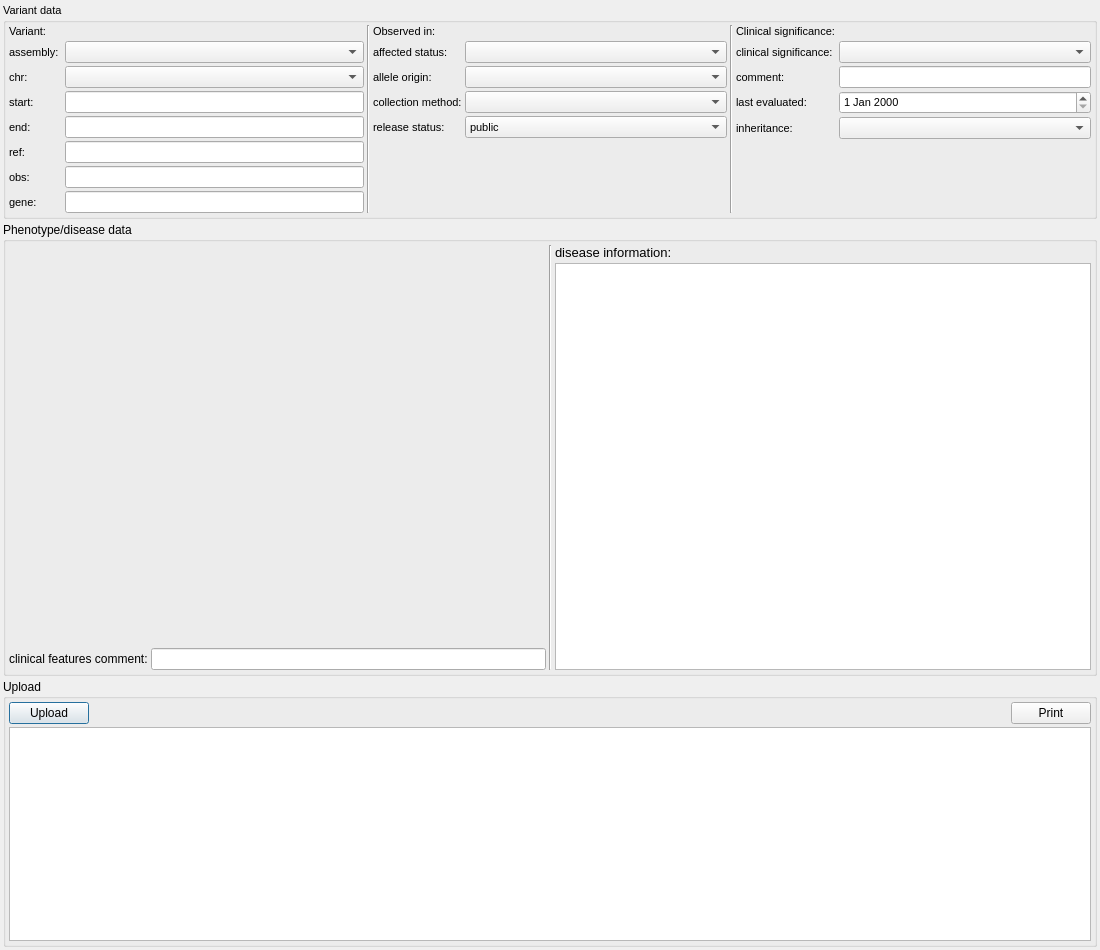
imgag/ngs-bits, file src/GSvar/ClinvarUploadDialog.ui: the form before one commit.
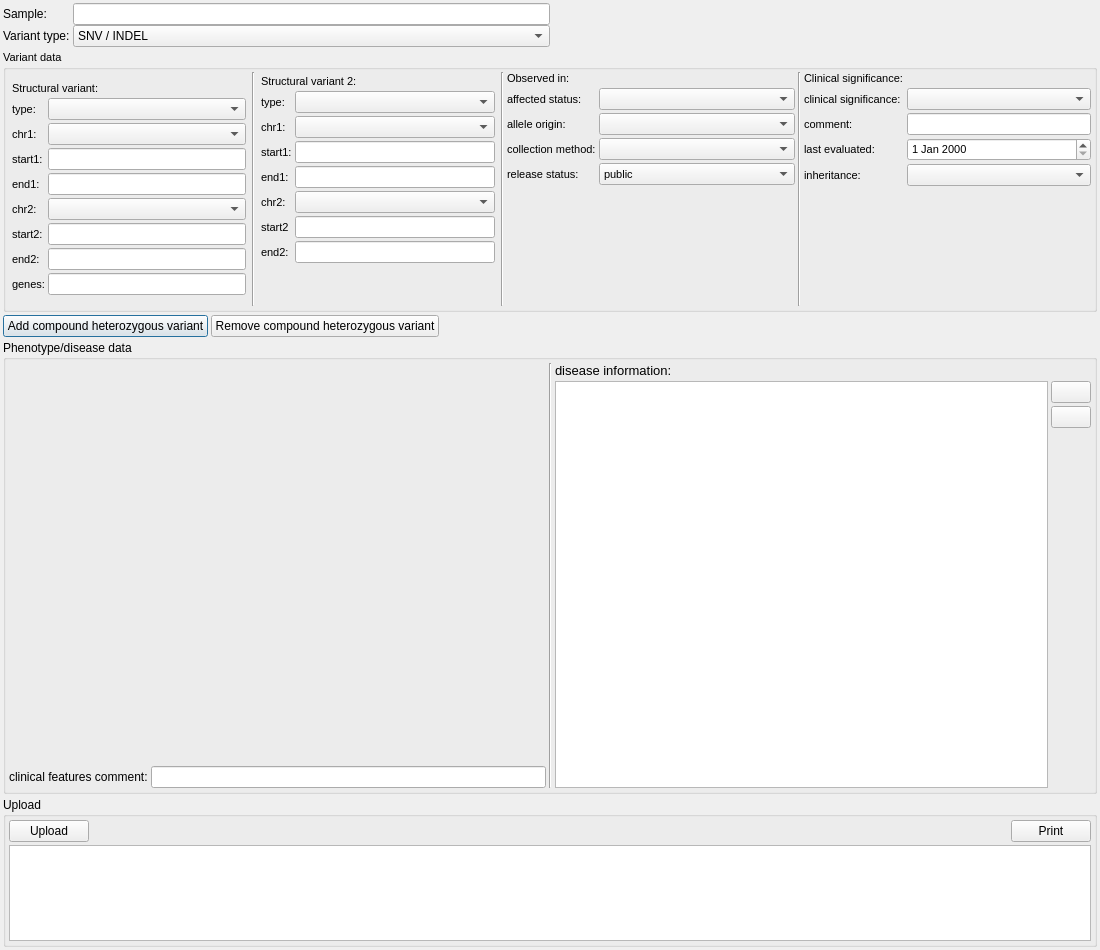
The form after the commit. The open tabs and pages were chosen to show the change. Icons and pictures are not drawn. Custom widgets are drawn as their Qt base class.

Commit message: ClinVar upload API update (#361)

```diff
--- a/src/GSvar/ClinvarUploadDialog.ui
+++ b/src/GSvar/ClinvarUploadDialog.ui
@@ -19,7 +19,7 @@
   <property name="windowTitle">
    <string>ClinVar variant publication</string>
   </property>
-  <layout class="QVBoxLayout" name="verticalLayout_3" stretch="0,1,1">
+  <layout class="QVBoxLayout" name="verticalLayout_3" stretch="0,0,0,1,1">
    <property name="spacing">
     <number>3</number>
    </property>
@@ -35,6 +35,80 @@
    <property name="bottomMargin">
     <number>3</number>
    </property>
+   <item>
+    <widget class="QWidget" name="w_var_type" native="true">
+     <layout class="QHBoxLayout" name="horizontalLayout_5">
+      <property name="spacing">
+       <number>0</number>
+      </property>
+      <property name="leftMargin">
+       <number>0</number>
+      </property>
+      <property name="topMargin">
+       <number>0</number>
+      </property>
+      <property name="rightMargin">
+       <number>0</number>
+      </property>
+      <property name="bottomMargin">
+       <number>0</number>
+      </property>
+      <item>
+       <layout class="QFormLayout" name="formLayout">
+        <item row="0" column="0">
+         <widget class="QLabel" name="label_49">
+          <property name="text">
+           <string>Sample:</string>
+          </property>
+         </widget>
+        </item>
+        <item row="0" column="1">
+         <widget class="DBSelector" name="le_sample"/>
+        </item>
+        <item row="1" column="0">
+         <widget class="QLabel" name="label_14">
+          <property name="text">
+           <string>Variant type: </string>
+          </property>
+         </widget>
+        </item>
+        <item row="1" column="1">
+         <widget class="QComboBox" name="cb_var_type">
+          <item>
+           <property name="text">
+            <string>SNV / INDEL</string>
+           </property>
+          </item>
+          <item>
+           <property name="text">
+            <string>CNV</string>
+           </property>
+          </item>
+          <item>
+           <property name="text">
+            <string>SV</string>
+           </property>
+          </item>
+         </widget>
+        </item>
+       </layout>
+      </item>
+      <item>
+       <spacer name="horizontalSpacer_3">
+        <property name="orientation">
+         <enum>Qt::Horizontal</enum>
+        </property>
+        <property name="sizeHint" stdset="0">
+         <size>
+          <width>40</width>
+          <height>20</height>
+         </size>
+        </property>
+       </spacer>
+      </item>
+     </layout>
+    </widget>
+   </item>
    <item>
     <widget class="QGroupBox" name="groupBox_3">
      <property name="font">
@@ -50,7 +124,7 @@
      <property name="flat">
       <bool>true</bool>
      </property>
-     <layout class="QHBoxLayout" name="horizontalLayout_2" stretch="1,0,1,0,1">
+     <layout class="QHBoxLayout" name="horizontalLayout_2" stretch="0,0,0,0,1,0,1">
       <property name="spacing">
        <number>3</number>
       </property>
@@ -67,176 +141,730 @@
        <number>3</number>
       </property>
       <item>
-       <layout class="QGridLayout" name="gridLayout">
-        <property name="spacing">
-         <number>3</number>
+       <widget class="QStackedWidget" name="sw_var1">
+        <property name="minimumSize">
+         <size>
+          <width>240</width>
+          <height>0</height>
+         </size>
         </property>
-        <item row="5" column="0">
-         <widget class="QLabel" name="label_39">
-          <property name="font">
-           <font>
-            <pointsize>8</pointsize>
-            <weight>50</weight>
-            <bold>false</bold>
-           </font>
+        <property name="maximumSize">
+         <size>
+          <width>16777215</width>
+          <height>220</height>
+         </size>
+        </property>
+        <property name="currentIndex">
+         <number>0</number>
+        </property>
+        <widget class="QWidget" name="p_snv1">
+         <layout class="QGridLayout" name="gridLayout_2">
+          <property name="leftMargin">
+           <number>3</number>
           </property>
-          <property name="text">
-           <string>ref:</string>
+          <property name="topMargin">
+           <number>3</number>
           </property>
-         </widget>
-        </item>
-        <item row="4" column="0">
-         <widget class="QLabel" name="label_38">
-          <property name="font">
-           <font>
-            <pointsize>8</pointsize>
-            <weight>50</weight>
-            <bold>false</bold>
-           </font>
+          <property name="rightMargin">
+           <number>3</number>
           </property>
-          <property name="text">
-           <string>end:</string>
+          <property name="bottomMargin">
+           <number>3</number>
           </property>
-         </widget>
-        </item>
-        <item row="1" column="0">
-         <widget class="QLabel" name="label_4">
-          <property name="font">
-           <font>
-            <pointsize>8</pointsize>
-            <weight>50</weight>
-            <bold>false</bold>
-           </font>
+          <property name="spacing">
+           <number>3</number>
           </property>
-          <property name="text">
-           <string>assembly:</string>
+          <item row="1" column="0">
+           <widget class="QLabel" name="label_2">
+            <property name="font">
+             <font>
+              <pointsize>8</pointsize>
+              <weight>50</weight>
+              <bold>false</bold>
+             </font>
+            </property>
+            <property name="text">
+             <string>chr:</string>
+            </property>
+           </widget>
+          </item>
+          <item row="3" column="0">
+           <widget class="QLabel" name="label_38">
+            <property name="font">
+             <font>
+              <pointsize>8</pointsize>
+              <weight>50</weight>
+              <bold>false</bold>
+             </font>
+            </property>
+            <property name="text">
+             <string>end:</string>
+            </property>
+           </widget>
+          </item>
+          <item row="5" column="0">
+           <widget class="QLabel" name="label_40">
+            <property name="font">
+             <font>
+              <pointsize>8</pointsize>
+              <weight>50</weight>
+              <bold>false</bold>
+             </font>
+            </property>
+            <property name="text">
+             <string>obs:</string>
+            </property>
+           </widget>
+          </item>
+          <item row="6" column="0">
+           <widget class="QLabel" name="label_5">
+            <property name="font">
+             <font>
+              <pointsize>8</pointsize>
+             </font>
+            </property>
+            <property name="text">
+             <string>genes:</string>
+            </property>
+           </widget>
+          </item>
+          <item row="3" column="1">
+           <widget class="QLineEdit" name="le_end_snv1">
+            <property name="toolTip">
+             <string>The stop location for the reference allele in chromosome coordinates.</string>
+            </property>
+           </widget>
+          </item>
+          <item row="2" column="0">
+           <widget class="QLabel" name="label_37">
+            <property name="font">
+             <font>
+              <pointsize>8</pointsize>
+              <weight>50</weight>
+              <bold>false</bold>
+             </font>
+            </property>
+            <property name="text">
+             <string>start:</string>
+            </property>
+           </widget>
+          </item>
+          <item row="4" column="0">
+           <widget class="QLabel" name="label_39">
+            <property name="font">
+             <font>
+              <pointsize>8</pointsize>
+              <weight>50</weight>
+              <bold>false</bold>
+             </font>
+            </property>
+            <property name="text">
+             <string>ref:</string>
+            </property>
+           </widget>
+          </item>
+          <item row="1" column="1">
+           <widget class="QComboBox" name="cb_chr_snv1">
+            <property name="maximumSize">
+             <size>
+              <width>16777215</width>
+              <height>16777215</height>
+             </size>
+            </property>
+            <property name="toolTip">
+             <string>The chromosome for the location of the variant. Values are 1-22, X, Y, and MT. If the location is pseudoautosomal, submit on X and  ClinVar will calculate the Y location.</string>
+            </property>
+           </widget>
+          </item>
+          <item row="2" column="1">
+           <widget class="QLineEdit" name="le_start_snv1">
+            <property name="toolTip">
+             <string>The start location for the reference allele in chromosome coordinates. </string>
+            </property>
+           </widget>
+          </item>
+          <item row="4" column="1">
+           <widget class="QLineEdit" name="le_ref_snv1">
+            <property name="toolTip">
+             <string>The reference allele for the submitted variant. </string>
+            </property>
+           </widget>
+          </item>
+          <item row="6" column="1">
+           <widget class="QLineEdit" name="le_genes_snv1">
+            <property name="toolTip">
+             <string>Gene symbol should be provided only to indicate the gene-disease relationship supporting the variant interpretation. </string>
+            </property>
+           </widget>
+          </item>
+          <item row="5" column="1">
+           <widget class="QLineEdit" name="le_obs_snv1">
+            <property name="toolTip">
+             <string>The alternate allele for the submitted variant. </string>
+            </property>
+           </widget>
+          </item>
+          <item row="0" column="0" colspan="2">
+           <widget class="QLabel" name="label">
+            <property name="font">
+             <font>
+              <pointsize>8</pointsize>
+              <weight>50</weight>
+              <bold>false</bold>
+             </font>
+            </property>
+            <property name="text">
+             <string>Small variant:</string>
+            </property>
+           </widget>
+          </item>
+          <item row="7" column="1">
+           <spacer name="verticalSpacer_5">
+            <property name="orientation">
+             <enum>Qt::Vertical</enum>
+            </property>
+            <property name="sizeHint" stdset="0">
+             <size>
+              <width>20</width>
+              <height>40</height>
+             </size>
+            </property>
+           </spacer>
+          </item>
+         </layout>
+        </widget>
+        <widget class="QWidget" name="p_cnv1">
+         <layout class="QGridLayout" name="gridLayout_7">
+          <property name="leftMargin">
+           <number>3</number>
           </property>
-         </widget>
-        </item>
-        <item row="6" column="2">
-         <widget class="QLineEdit" name="le_obs">
-          <property name="toolTip">
-           <string>The alternate allele for the submitted variant. </string>
+          <property name="topMargin">
+           <number>3</number>
           </property>
-         </widget>
-        </item>
-        <item row="1" column="2">
-         <widget class="QComboBox" name="cb_assembly">
-          <property name="toolTip">
-           <string>The genome assembly that was used to call the variant.</string>
+          <property name="rightMargin">
+           <number>3</number>
           </property>
-         </widget>
-        </item>
-        <item row="4" column="2">
-         <widget class="QLineEdit" name="le_end">
-          <property name="toolTip">
-           <string>The stop location for the reference allele in chromosome coordinates.</string>
+          <property name="bottomMargin">
+           <number>0</number>
           </property>
-         </widget>
-        </item>
-        <item row="3" column="2">
-         <widget class="QLineEdit" name="le_start">
-          <property name="toolTip">
-           <string>The start location for the reference allele in chromosome coordinates. </string>
+          <property name="spacing">
+           <number>3</number>
           </property>
-         </widget>
-        </item>
-        <item row="2" column="0">
-         <widget class="QLabel" name="label_2">
-          <property name="font">
-           <font>
-            <pointsize>8</pointsize>
-            <weight>50</weight>
-            <bold>false</bold>
-           </font>
+          <item row="1" column="1">
+           <widget class="QComboBox" name="cb_chr_cnv1"/>
+          </item>
+          <item row="2" column="1">
+           <widget class="QLineEdit" name="le_start_cnv1"/>
+          </item>
+          <item row="5" column="1">
+           <widget class="QLineEdit" name="le_rcn_cnv1"/>
+          </item>
+          <item row="3" column="1">
+           <widget class="QLineEdit" name="le_end_cnv1"/>
+          </item>
+          <item row="4" column="1">
+           <widget class="QLineEdit" name="le_cn_cnv1"/>
+          </item>
+          <item row="1" column="0">
+           <widget class="QLabel" name="label_32">
+            <property name="text">
+             <string>chr:</string>
+            </property>
+           </widget>
+          </item>
+          <item row="2" column="0">
+           <widget class="QLabel" name="label_33">
+            <property name="text">
+             <string>start:</string>
+            </property>
+           </widget>
+          </item>
+          <item row="4" column="0">
+           <widget class="QLabel" name="label_36">
+            <property name="text">
+             <string>cn:</string>
+            </property>
+           </widget>
+          </item>
+          <item row="3" column="0">
+           <widget class="QLabel" name="label_35">
+            <property name="text">
+             <string>end:</string>
+            </property>
+           </widget>
+          </item>
+          <item row="7" column="1">
+           <spacer name="verticalSpacer_3">
+            <property name="orientation">
+             <enum>Qt::Vertical</enum>
+            </property>
+            <property name="sizeHint" stdset="0">
+             <size>
+              <width>20</width>
+              <height>40</height>
+             </size>
+            </property>
+           </spacer>
+          </item>
+          <item row="0" column="0" colspan="2">
+           <widget class="QLabel" name="label_31">
+            <property name="text">
+             <string>Copy number variant:</string>
+            </property>
+           </widget>
+          </item>
+          <item row="5" column="0">
+           <widget class="QLabel" name="label_41">
+            <property name="text">
+             <string>ref cn:</string>
+            </property>
+           </widget>
+          </item>
+          <item row="6" column="1">
+           <widget class="QLineEdit" name="le_genes_cnv1"/>
+          </item>
+          <item row="6" column="0">
+           <widget class="QLabel" name="label_42">
+            <property name="text">
+             <string>genes:</string>
+            </property>
+           </widget>
+          </item>
+         </layout>
+        </widget>
+        <widget class="QWidget" name="p_sv1">
+         <layout class="QGridLayout" name="gridLayout_6">
+          <property name="leftMargin">
+           <number>3</number>
           </property>
-          <property name="text">
-           <string>chr:</string>
+          <property name="topMargin">
+           <number>3</number>
           </property>
-         </widget>
-        </item>
-        <item row="7" column="2">
-         <widget class="QLineEdit" name="le_gene">
-          <property name="toolTip">
-           <string>Gene symbol should be provided only to indicate the gene-disease relationship supporting the variant interpretation. </string>
+          <property name="rightMargin">
+           <number>3</number>
           </property>
-         </widget>
-        </item>
-        <item row="5" column="2">
-         <widget class="QLineEdit" name="le_ref">
-          <property name="toolTip">
-           <string>The reference allele for the submitted variant. </string>
+          <property name="bottomMargin">
+           <number>3</number>
           </property>
-         </widget>
-        </item>
-        <item row="6" column="0">
-         <widget class="QLabel" name="label_40">
-          <property name="font">
-           <font>
-            <pointsize>8</pointsize>
-            <weight>50</weight>
-            <bold>false</bold>
-           </font>
+          <property name="spacing">
+           <number>3</number>
           </property>
-          <property name="text">
-           <string>obs:</string>
+          <item row="4" column="0">
+           <widget class="QLabel" name="label_22">
+            <property name="text">
+             <string>end1:</string>
+            </property>
+           </widget>
+          </item>
+          <item row="4" column="1">
+           <widget class="QLineEdit" name="le_end1_sv1"/>
+          </item>
+          <item row="3" column="1">
+           <widget class="QLineEdit" name="le_start1_sv1"/>
+          </item>
+          <item row="0" column="0" colspan="2">
+           <widget class="QLabel" name="label_4">
+            <property name="maximumSize">
+             <size>
+              <width>16777215</width>
+              <height>16777215</height>
+             </size>
+            </property>
+            <property name="text">
+             <string>Structural variant:</string>
+            </property>
+           </widget>
+          </item>
+          <item row="9" column="0">
+           <widget class="QLabel" name="label_23">
+            <property name="text">
+             <string>end2:</string>
+            </property>
+           </widget>
+          </item>
+          <item row="1" column="0">
+           <widget class="QLabel" name="label_7">
+            <property name="text">
+             <string>type:</string>
+            </property>
+           </widget>
+          </item>
+          <item row="2" column="0">
+           <widget class="QLabel" name="label_15">
+            <property name="text">
+             <string>chr1:</string>
+            </property>
+           </widget>
+          </item>
+          <item row="6" column="1">
+           <widget class="QComboBox" name="cb_chr2_sv1"/>
+          </item>
+          <item row="6" column="0">
+           <widget class="QLabel" name="label_24">
+            <property name="text">
+             <string>chr2:</string>
+            </property>
+           </widget>
+          </item>
+          <item row="3" column="0">
+           <widget class="QLabel" name="label_16">
+            <property name="text">
+             <string>start1:</string>
+            </property>
+           </widget>
+          </item>
+          <item row="11" column="0">
+           <widget class="QLabel" name="label_28">
+            <property name="text">
+             <string>genes:</string>
+            </property>
+           </widget>
+          </item>
+          <item row="2" column="1">
+           <widget class="QComboBox" name="cb_chr1_sv1"/>
+          </item>
+          <item row="1" column="1">
+           <widget class="QComboBox" name="cb_type_sv1"/>
+          </item>
+          <item row="9" column="1">
+           <widget class="QLineEdit" name="le_end2_sv1"/>
+          </item>
+          <item row="12" column="1">
+           <spacer name="verticalSpacer_8">
+            <property name="orientation">
+             <enum>Qt::Vertical</enum>
+            </property>
+            <property name="sizeHint" stdset="0">
+             <size>
+              <width>20</width>
+              <height>40</height>
+             </size>
+            </property>
+           </spacer>
+          </item>
+          <item row="11" column="1">
+           <widget class="QLineEdit" name="le_genes_sv1"/>
+          </item>
+          <item row="7" column="1">
+           <widget class="QLineEdit" name="le_start2_sv1"/>
+          </item>
+          <item row="7" column="0">
+           <widget class="QLabel" name="label_21">
+            <property name="text">
+             <string>start2:</string>
+            </property>
+           </widget>
+          </item>
+         </layout>
+        </widget>
+       </widget>
+      </item>
+      <item>
+       <widget class="Line" name="l_comp_het">
+        <property name="orientation">
+         <enum>Qt::Vertical</enum>
+        </property>
+       </widget>
+      </item>
+      <item>
+       <widget class="QStackedWidget" name="sw_var2">
+        <property name="minimumSize">
+         <size>
+          <width>240</width>
+          <height>0</height>
+         </size>
+        </property>
+        <property name="currentIndex">
+         <number>0</number>
+        </property>
+        <widget class="QWidget" name="p_snv2">
+         <layout class="QGridLayout" name="gridLayout">
+          <property name="leftMargin">
+           <number>3</number>
           </property>
-         </widget>
-        </item>
-        <item row="3" column="0">
-         <widget class="QLabel" name="label_37">
-          <property name="font">
-           <font>
-            <pointsize>8</pointsize>
-            <weight>50</weight>
-            <bold>false</bold>
-           </font>
+          <property name="topMargin">
+           <number>3</number>
           </property>
-          <property name="text">
-           <string>start:</string>
+          <property name="rightMargin">
+           <number>3</number>
           </property>
-         </widget>
-        </item>
-        <item row="2" column="2">
-         <widget class="QComboBox" name="cb_chr">
-          <property name="maximumSize">
-           <size>
-            <width>16777215</width>
-            <height>16777215</height>
-           </size>
+          <property name="bottomMargin">
+           <number>3</number>
           </property>
-          <property name="toolTip">
-           <string>The chromosome for the location of the variant. Values are 1-22, X, Y, and MT. If the location is pseudoautosomal, submit on X and  ClinVar will calculate the Y location.</string>
+          <property name="spacing">
+           <number>3</number>
           </property>
-         </widget>
-        </item>
-        <item row="7" column="0">
-         <widget class="QLabel" name="label_5">
-          <property name="font">
-           <font>
-            <pointsize>8</pointsize>
-           </font>
+          <item row="0" column="0" colspan="2">
+           <widget class="QLabel" name="label_3">
+            <property name="text">
+             <string>Small variant 2:</string>
+            </property>
+           </widget>
+          </item>
+          <item row="2" column="1">
+           <widget class="QLineEdit" name="le_start_snv2"/>
+          </item>
+          <item row="5" column="0">
+           <widget class="QLabel" name="label_13">
+            <property name="text">
+             <string>obs:</string>
+            </property>
+           </widget>
+          </item>
+          <item row="4" column="1">
+           <widget class="QLineEdit" name="le_ref_snv2"/>
+          </item>
+          <item row="1" column="0">
+           <widget class="QLabel" name="label_8">
+            <property name="text">
+             <string>chr:</string>
+            </property>
+           </widget>
+          </item>
+          <item row="2" column="0">
+           <widget class="QLabel" name="label_9">
+            <property name="text">
+             <string>start:</string>
+            </property>
+           </widget>
+          </item>
+          <item row="4" column="0">
+           <widget class="QLabel" name="label_12">
+            <property name="text">
+             <string>ref</string>
+            </property>
+           </widget>
+          </item>
+          <item row="3" column="1">
+           <widget class="QLineEdit" name="le_end_snv2"/>
+          </item>
+          <item row="5" column="1">
+           <widget class="QLineEdit" name="le_obs_snv2"/>
+          </item>
+          <item row="3" column="0">
+           <widget class="QLabel" name="label_11">
+            <property name="text">
+             <string>end:</string>
+            </property>
+           </widget>
+          </item>
+          <item row="1" column="1">
+           <widget class="QComboBox" name="cb_chr_snv2"/>
+          </item>
+          <item row="6" column="1">
+           <spacer name="verticalSpacer_4">
+            <property name="orientation">
+             <enum>Qt::Vertical</enum>
+            </property>
+            <property name="sizeHint" stdset="0">
+             <size>
+              <width>20</width>
+              <height>40</height>
+             </size>
+            </property>
+           </spacer>
+          </item>
+         </layout>
+        </widget>
+        <widget class="QWidget" name="p_cnv2">
+         <layout class="QGridLayout" name="gridLayout_8">
+          <property name="leftMargin">
+           <number>3</number>
           </property>
-          <property name="text">
-           <string>gene:</string>
+          <property name="topMargin">
+           <number>3</number>
           </property>
-         </widget>
-        </item>
-        <item row="0" column="0" colspan="3">
-         <widget class="QLabel" name="label">
-          <property name="font">
-           <font>
-            <pointsize>8</pointsize>
-            <weight>50</weight>
-            <bold>false</bold>
-           </font>
+          <property name="rightMargin">
+           <number>3</number>
           </property>
-          <property name="text">
-           <string>Variant:</string>
+          <property name="bottomMargin">
+           <number>3</number>
           </property>
-         </widget>
-        </item>
-       </layout>
+          <property name="spacing">
+           <number>3</number>
+          </property>
+          <item row="2" column="0">
+           <widget class="QLabel" name="label_45">
+            <property name="text">
+             <string>start:</string>
+            </property>
+           </widget>
+          </item>
+          <item row="3" column="0">
+           <widget class="QLabel" name="label_46">
+            <property name="text">
+             <string>end:</string>
+            </property>
+           </widget>
+          </item>
+          <item row="0" column="0" colspan="2">
+           <widget class="QLabel" name="label_43">
+            <property name="text">
+             <string>Copy number varaint 2:</string>
+            </property>
+           </widget>
+          </item>
+          <item row="1" column="0">
+           <widget class="QLabel" name="label_44">
+            <property name="text">
+             <string>chr:</string>
+            </property>
+           </widget>
+          </item>
+          <item row="1" column="1">
+           <widget class="QComboBox" name="cb_chr_cnv2"/>
+          </item>
+          <item row="4" column="0">
+           <widget class="QLabel" name="label_47">
+            <property name="text">
+             <string>cn:</string>
+            </property>
+           </widget>
+          </item>
+          <item row="4" column="1">
+           <widget class="QLineEdit" name="le_cn_cnv2"/>
+          </item>
+          <item row="3" column="1">
+           <widget class="QLineEdit" name="le_end_cnv2"/>
+          </item>
+          <item row="2" column="1">
+           <widget class="QLineEdit" name="le_start_cnv2"/>
+          </item>
+          <item row="5" column="0">
+           <widget class="QLabel" name="label_48">
+            <property name="text">
+             <string>ref cn:</string>
+            </property>
+           </widget>
+          </item>
+          <item row="5" column="1">
+           <widget class="QLineEdit" name="le_rcn_cnv2"/>
+          </item>
+          <item row="6" column="1">
+           <spacer name="verticalSpacer_6">
+            <property name="orientation">
+             <enum>Qt::Vertical</enum>
+            </property>
+            <property name="sizeHint" stdset="0">
+             <size>
+              <width>20</width>
+              <height>40</height>
+             </size>
+            </property>
+           </spacer>
+          </item>
+         </layout>
+        </widget>
+        <widget class="QWidget" name="p_sv2">
+         <layout class="QGridLayout" name="gridLayout_9">
+          <property name="leftMargin">
+           <number>3</number>
+          </property>
+          <property name="topMargin">
+           <number>3</number>
+          </property>
+          <property name="rightMargin">
+           <number>3</number>
+          </property>
+          <property name="bottomMargin">
+           <number>3</number>
+          </property>
+          <property name="spacing">
+           <number>3</number>
+          </property>
+          <item row="1" column="0">
+           <widget class="QLabel" name="label_51">
+            <property name="text">
+             <string>type:</string>
+            </property>
+           </widget>
+          </item>
+          <item row="3" column="1">
+           <widget class="QLineEdit" name="le_start1_sv2"/>
+          </item>
+          <item row="2" column="0">
+           <widget class="QLabel" name="label_52">
+            <property name="text">
+             <string>chr1:</string>
+            </property>
+           </widget>
+          </item>
+          <item row="2" column="1">
+           <widget class="QComboBox" name="cb_chr1_sv2"/>
+          </item>
+          <item row="0" column="0" colspan="2">
+           <widget class="QLabel" name="label_50">
+            <property name="text">
+             <string>Structural variant 2:</string>
+            </property>
+           </widget>
+          </item>
+          <item row="1" column="1">
+           <widget class="QComboBox" name="cb_type_sv2"/>
+          </item>
+          <item row="8" column="1">
+           <widget class="QLineEdit" name="le_end2_sv2"/>
+          </item>
+          <item row="6" column="0">
+           <widget class="QLabel" name="label_55">
+            <property name="text">
+             <string>chr2:</string>
+            </property>
+           </widget>
+          </item>
+          <item row="3" column="0">
+           <widget class="QLabel" name="label_53">
+            <property name="text">
+             <string>start1:</string>
+            </property>
+           </widget>
+          </item>
+          <item row="6" column="1">
+           <widget class="QComboBox" name="cb_chr2_sv2"/>
+          </item>
+          <item row="8" column="0">
+           <widget class="QLabel" name="label_57">
+            <property name="text">
+             <string>end2:</string>
+            </property>
+           </widget>
+          </item>
+          <item row="9" column="1">
+           <spacer name="verticalSpacer_7">
+            <property name="orientation">
+             <enum>Qt::Vertical</enum>
+            </property>
+            <property name="sizeHint" stdset="0">
+             <size>
+              <width>20</width>
+              <height>40</height>
+             </size>
+            </property>
+           </spacer>
+          </item>
+          <item row="4" column="0">
+           <widget class="QLabel" name="label_56">
+            <property name="text">
+             <string>end1:</string>
+            </property>
+           </widget>
+          </item>
+          <item row="4" column="1">
+           <widget class="QLineEdit" name="le_end1_sv2"/>
+          </item>
+          <item row="7" column="0">
+           <widget class="QLabel" name="label_54">
+            <property name="text">
+             <string>start2</string>
+            </property>
+           </widget>
+          </item>
+          <item row="7" column="1">
+           <widget class="QLineEdit" name="le_start2_sv2"/>
+          </item>
+         </layout>
+        </widget>
+       </widget>
       </item>
       <item>
        <widget class="Line" name="line">
@@ -246,7 +874,7 @@
        </widget>
       </item>
       <item>
-       <layout class="QGridLayout" name="gridLayout_5">
+       <layout class="QGridLayout" name="gl_observed_in">
         <item row="1" column="0">
          <widget class="QLabel" name="label_26">
           <property name="font">
@@ -387,7 +1015,7 @@
        </widget>
       </item>
       <item>
-       <layout class="QGridLayout" name="gridLayout_3">
+       <layout class="QGridLayout" name="gl_clinc_sig">
         <property name="spacing">
          <number>3</number>
         </property>
@@ -490,7 +1118,38 @@
     </widget>
    </item>
    <item>
-    <widget class="QGroupBox" name="groupBox_2">
+    <layout class="QHBoxLayout" name="horizontalLayout_4">
+     <item>
+      <widget class="QPushButton" name="add_comphet_btn">
+       <property name="text">
+        <string>Add compound heterozygous variant</string>
+       </property>
+      </widget>
+     </item>
+     <item>
+      <widget class="QPushButton" name="remove_comphet_btn">
+       <property name="text">
+        <string>Remove compound heterozygous variant</string>
+       </property>
+      </widget>
+     </item>
+     <item>
+      <spacer name="horizontalSpacer_2">
+       <property name="orientation">
+        <enum>Qt::Horizontal</enum>
+       </property>
+       <property name="sizeHint" stdset="0">
+        <size>
+         <width>40</width>
+         <height>20</height>
+        </size>
+       </property>
+      </spacer>
+     </item>
+    </layout>
+   </item>
+   <item>
+    <widget class="QGroupBox" name="gb_phenotype">
      <property name="title">
       <string>Phenotype/disease data</string>
      </property>
@@ -576,14 +1235,66 @@
          </widget>
         </item>
         <item>
-         <widget class="QTableWidget" name="tw_disease_info">
-          <property name="editTriggers">
-           <set>QAbstractItemView::NoEditTriggers</set>
-          </property>
-          <attribute name="verticalHeaderVisible">
-           <bool>false</bool>
-          </attribute>
-         </widget>
+         <layout class="QHBoxLayout" name="horizontalLayout_6">
+          <item>
+           <widget class="QTableWidget" name="tw_disease_info">
+            <property name="editTriggers">
+             <set>QAbstractItemView::NoEditTriggers</set>
+            </property>
+            <attribute name="verticalHeaderVisible">
+             <bool>false</bool>
+            </attribute>
+           </widget>
+          </item>
+          <item>
+           <layout class="QVBoxLayout" name="verticalLayout_4">
+            <item>
+             <widget class="QPushButton" name="btn_add_disease_info">
+              <property name="toolTip">
+               <string>Add disease information entry.</string>
+              </property>
+              <property name="text">
+               <string/>
+              </property>
+              <property name="icon">
+               <iconset resource="GSvar.qrc">
+                <normaloff>:/Icons/Add.png</normaloff>:/Icons/Add.png</iconset>
+              </property>
+             </widget>
+            </item>
+            <item>
+             <widget class="QPushButton" name="btn_delete_disease_info">
+              <property name="enabled">
+               <bool>true</bool>
+              </property>
+              <property name="toolTip">
+               <string>Remove currently selected entry.</string>
+              </property>
+              <property name="text">
+               <string/>
+              </property>
+              <property name="icon">
+               <iconset resource="GSvar.qrc">
+                <normaloff>:/Icons/Remove.png</normaloff>:/Icons/Remove.png</iconset>
+              </property>
+             </widget>
+            </item>
+            <item>
+             <spacer name="verticalSpacer_9">
+              <property name="orientation">
+               <enum>Qt::Vertical</enum>
+              </property>
+              <property name="sizeHint" stdset="0">
+               <size>
+                <width>20</width>
+                <height>40</height>
+               </size>
+              </property>
+             </spacer>
+            </item>
+           </layout>
+          </item>
+         </layout>
         </item>
        </layout>
       </item>
@@ -663,6 +1374,11 @@
    <header>PhenotypeSelectionWidget.h</header>
    <container>1</container>
   </customwidget>
+  <customwidget>
+   <class>DBSelector</class>
+   <extends>QLineEdit</extends>
+   <header>DBSelector.h</header>
+  </customwidget>
  </customwidgets>
  <tabstops>
   <tabstop>cb_chr</tabstop>
```
Left out of the diff: 56 changed lines with no effect on the pictures. The commit also changes 37 other files.
